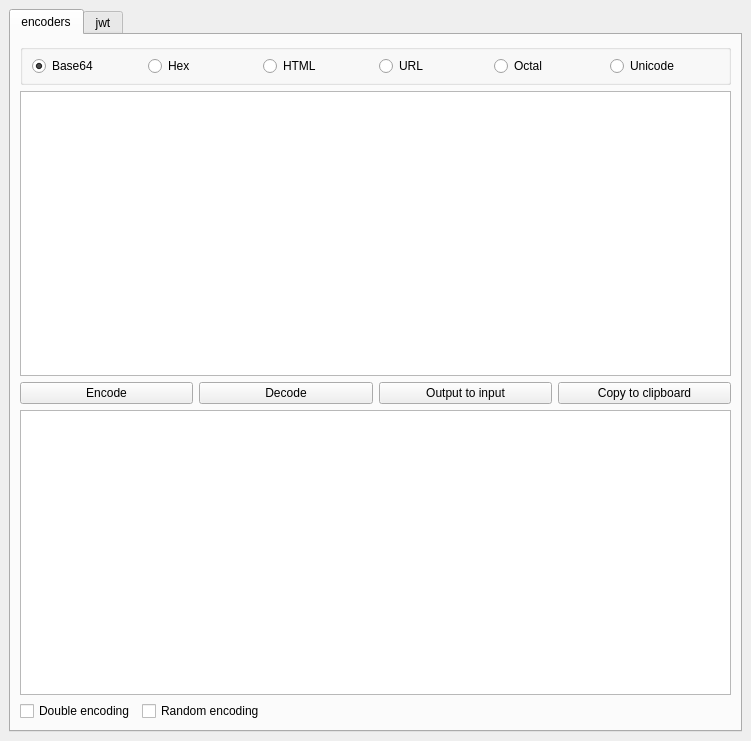
This is gui/main.ui in dfuribez/simple_encoder as Qt 5 draws it before an edit. The edited form follows.
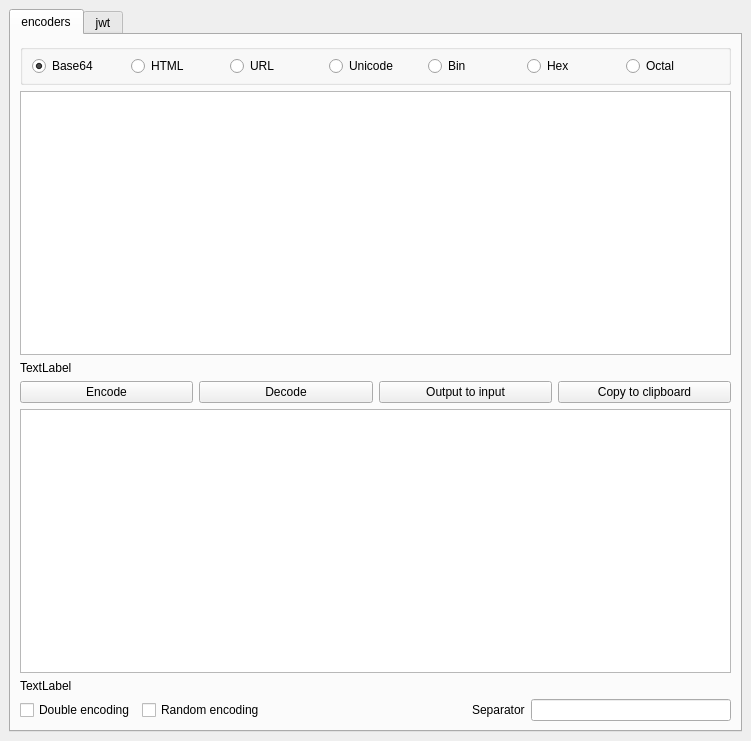
This is the edited form.

Diff of the .ui file:
```diff
--- a/gui/main.ui
+++ b/gui/main.ui
@@ -25,58 +25,6 @@
         <string>encoders</string>
        </attribute>
        <layout class="QGridLayout" name="gridLayout">
-        <item row="2" column="0">
-         <layout class="QHBoxLayout" name="horizontalLayout_2">
-          <item>
-           <widget class="QPushButton" name="cmdEncode">
-            <property name="text">
-             <string>Encode</string>
-            </property>
-           </widget>
-          </item>
-          <item>
-           <widget class="QPushButton" name="cmdDecode">
-            <property name="text">
-             <string>Decode</string>
-            </property>
-           </widget>
-          </item>
-          <item>
-           <widget class="QPushButton" name="cmdO2I">
-            <property name="text">
-             <string>Output to input</string>
-            </property>
-           </widget>
-          </item>
-          <item>
-           <widget class="QPushButton" name="cmdCopy">
-            <property name="text">
-             <string>Copy to clipboard</string>
-            </property>
-           </widget>
-          </item>
-         </layout>
-        </item>
-        <item row="1" column="0">
-         <widget class="QTextEdit" name="txtInput"/>
-        </item>
-        <item row="3" column="0">
-         <widget class="QTextEdit" name="txtOutput">
-          <property name="readOnly">
-           <bool>true</bool>
-          </property>
-          <property name="html">
-           <string>&lt;!DOCTYPE HTML PUBLIC &quot;-//W3C//DTD HTML 4.0//EN&quot; &quot;http://www.w3.org/TR/REC-html40/strict.dtd&quot;&gt;
-&lt;html&gt;&lt;head&gt;&lt;meta name=&quot;qrichtext&quot; content=&quot;1&quot; /&gt;&lt;style type=&quot;text/css&quot;&gt;
-p, li { white-space: pre-wrap; }
-&lt;/style&gt;&lt;/head&gt;&lt;body style=&quot; font-family:'Cantarell'; font-size:11pt; font-weight:400; font-style:normal;&quot;&gt;
-&lt;p style=&quot;-qt-paragraph-type:empty; margin-top:0px; margin-bottom:0px; margin-left:0px; margin-right:0px; -qt-block-indent:0; text-indent:0px;&quot;&gt;&lt;br /&gt;&lt;/p&gt;&lt;/body&gt;&lt;/html&gt;</string>
-          </property>
-          <property name="acceptRichText">
-           <bool>true</bool>
-          </property>
-         </widget>
-        </item>
         <item row="0" column="0">
          <widget class="QGroupBox" name="groupOptions">
           <property name="maximumSize">
@@ -99,13 +47,6 @@
              </property>
             </widget>
            </item>
-           <item>
-            <widget class="QRadioButton" name="radioButton">
-             <property name="text">
-              <string>Hex</string>
-             </property>
-            </widget>
-           </item>
            <item>
             <widget class="QRadioButton" name="optHtml">
              <property name="text">
@@ -120,13 +61,6 @@
              </property>
             </widget>
            </item>
-           <item>
-            <widget class="QRadioButton" name="optOctal">
-             <property name="text">
-              <string>Octal</string>
-             </property>
-            </widget>
-           </item>
            <item>
             <widget class="QRadioButton" name="optUnicode">
              <property name="text">
@@ -134,10 +68,87 @@
              </property>
             </widget>
            </item>
+           <item>
+            <widget class="QRadioButton" name="optBin">
+             <property name="text">
+              <string>Bin</string>
+             </property>
+            </widget>
+           </item>
+           <item>
+            <widget class="QRadioButton" name="radioButton">
+             <property name="text">
+              <string>Hex</string>
+             </property>
+            </widget>
+           </item>
+           <item>
+            <widget class="QRadioButton" name="optOctal">
+             <property name="text">
+              <string>Octal</string>
+             </property>
+            </widget>
+           </item>
           </layout>
          </widget>
         </item>
+        <item row="2" column="0">
+         <widget class="QLabel" name="lblInfoInput">
+          <property name="text">
+           <string>TextLabel</string>
+          </property>
+         </widget>
+        </item>
         <item row="4" column="0">
+         <widget class="QTextEdit" name="txtOutput">
+          <property name="readOnly">
+           <bool>true</bool>
+          </property>
+          <property name="html">
+           <string>&lt;!DOCTYPE HTML PUBLIC &quot;-//W3C//DTD HTML 4.0//EN&quot; &quot;http://www.w3.org/TR/REC-html40/strict.dtd&quot;&gt;
+&lt;html&gt;&lt;head&gt;&lt;meta name=&quot;qrichtext&quot; content=&quot;1&quot; /&gt;&lt;style type=&quot;text/css&quot;&gt;
+p, li { white-space: pre-wrap; }
+&lt;/style&gt;&lt;/head&gt;&lt;body style=&quot; font-family:'Cantarell'; font-size:11pt; font-weight:400; font-style:normal;&quot;&gt;
+&lt;p style=&quot;-qt-paragraph-type:empty; margin-top:0px; margin-bottom:0px; margin-left:0px; margin-right:0px; -qt-block-indent:0; text-indent:0px;&quot;&gt;&lt;br /&gt;&lt;/p&gt;&lt;/body&gt;&lt;/html&gt;</string>
+          </property>
+          <property name="acceptRichText">
+           <bool>true</bool>
+          </property>
+         </widget>
+        </item>
+        <item row="3" column="0">
+         <layout class="QHBoxLayout" name="horizontalLayout_2">
+          <item>
+           <widget class="QPushButton" name="cmdEncode">
+            <property name="text">
+             <string>Encode</string>
+            </property>
+           </widget>
+          </item>
+          <item>
+           <widget class="QPushButton" name="cmdDecode">
+            <property name="text">
+             <string>Decode</string>
+            </property>
+           </widget>
+          </item>
+          <item>
+           <widget class="QPushButton" name="cmdO2I">
+            <property name="text">
+             <string>Output to input</string>
+            </property>
+           </widget>
+          </item>
+          <item>
+           <widget class="QPushButton" name="cmdCopy">
+            <property name="text">
+             <string>Copy to clipboard</string>
+            </property>
+           </widget>
+          </item>
+         </layout>
+        </item>
+        <item row="6" column="0">
          <layout class="QHBoxLayout" name="horizontalLayout">
           <item>
            <widget class="QCheckBox" name="checkDouble">
@@ -166,8 +177,38 @@
             </property>
            </spacer>
           </item>
+          <item>
+           <widget class="QLabel" name="label">
+            <property name="toolTip">
+             <string>Separator for Bin, Hex and Octal</string>
+            </property>
+            <property name="text">
+             <string>Separator</string>
+            </property>
+           </widget>
+          </item>
+          <item>
+           <widget class="QLineEdit" name="txtSeparator"/>
+          </item>
          </layout>
         </item>
+        <item row="1" column="0">
+         <widget class="QTextEdit" name="txtInput">
+          <property name="markdown">
+           <string/>
+          </property>
+          <property name="acceptRichText">
+           <bool>false</bool>
+          </property>
+         </widget>
+        </item>
+        <item row="5" column="0">
+         <widget class="QLabel" name="lblInfoOutput">
+          <property name="text">
+           <string>TextLabel</string>
+          </property>
+         </widget>
+        </item>
        </layout>
       </widget>
       <widget class="QWidget" name="jwt">
```
